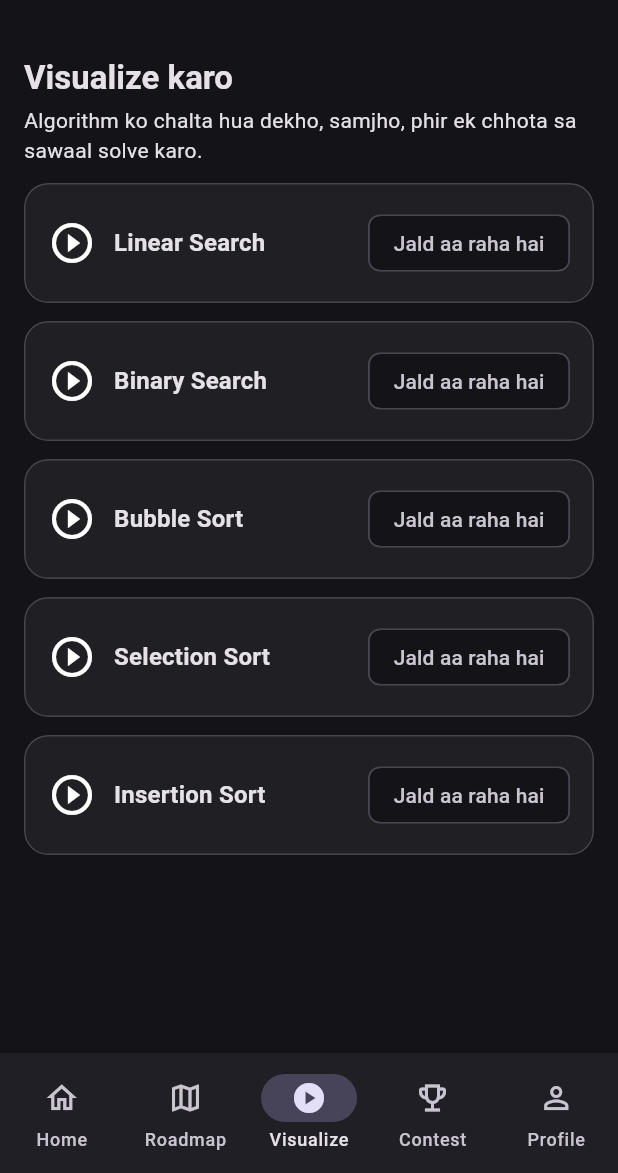
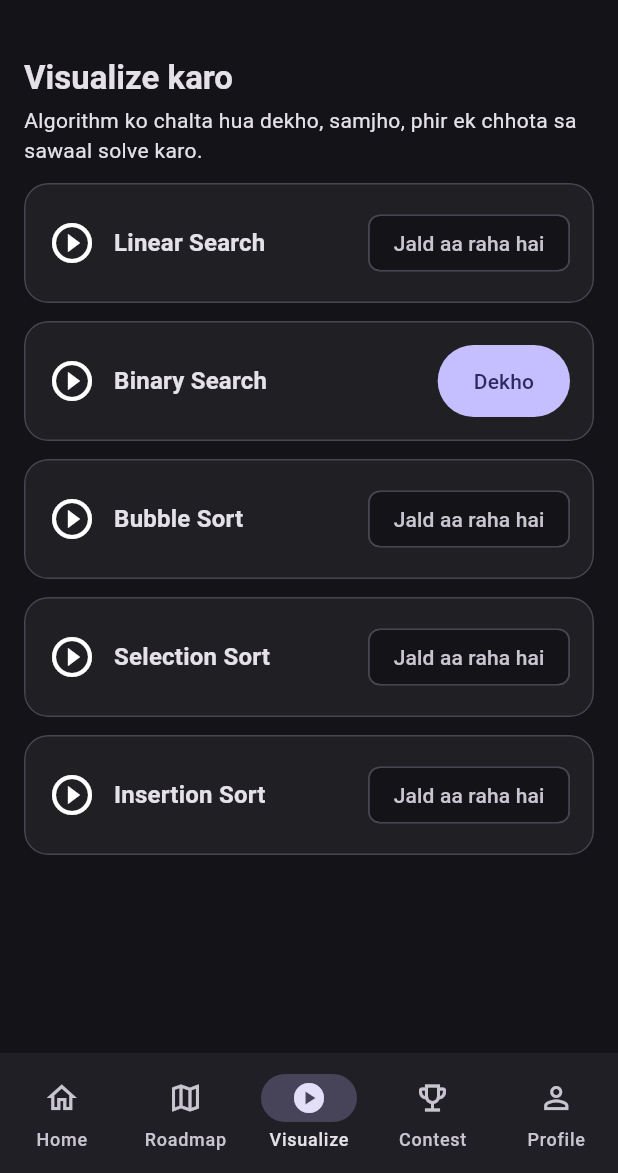
Before and after one commit to satyamsharma-stacklab/abhay-app, a Flutter app: the screen it shows after launch, item 3 of the bottom bar chosen, on a phone screen of 412 x 824 dp, the part 63-1236 px from its top. Run offline on Flutter 3.47's test engine with Material 3 defaults, Android fonts, the phone set to English and light mode, and no system bars.

Commit message:
Part 5 (3/3): Open Binary Search from Visualize tab

```diff
--- a/lib/core/constants/strings.dart
+++ b/lib/core/constants/strings.dart
@@ -71,4 +71,7 @@ class AppStrings {
   static const bsWrong = 'Galat, phir se socho.';
   static const bsCheckpointTitle = 'Checkpoint sawaal';
   static const bsFinishHint = 'Visualization khatam. Ab sawaal solve karo.';
+
+  // Visualize list
+  static const vizOpen = 'Dekho';
 }
--- a/lib/features/visualization/visualize_page.dart
+++ b/lib/features/visualization/visualize_page.dart
@@ -4,10 +4,23 @@ import '../../core/constants/strings.dart';
 import '../../core/mock/mock_data.dart';
 import '../../shared/widgets/abhay_card.dart';
 import '../../shared/widgets/section_header.dart';
+import '../algorithms/binary_search/binary_search_page.dart';
 
-/// Abhi sirf list dikhati hai. Asli visualization engine Part 3-5 mein judega.
+/// Playable topics ki list. Jo algorithm ready hai wo khulta hai,
+/// baaki par "Jald aa raha hai" dikhta hai.
 class VisualizePage extends StatelessWidget {
   const VisualizePage({super.key});
+
+  /// Abhi sirf Binary Search ready hai.
+  static const _readyIds = {'binary-search'};
+
+  void _open(BuildContext context, String id) {
+    if (id == 'binary-search') {
+      Navigator.of(context).push(
+        MaterialPageRoute<void>(builder: (_) => const BinarySearchPage()),
+      );
+    }
+  }
 
   @override
   Widget build(BuildContext context) {
@@ -18,7 +31,10 @@ class VisualizePage extends StatelessWidget {
       key: const Key('page-visualize'),
       padding: const EdgeInsets.all(16),
       children: [
-        const SectionHeader(AppStrings.visualizeTitle, subtitle: AppStrings.visualizeIntro),
+        const SectionHeader(
+          AppStrings.visualizeTitle,
+          subtitle: AppStrings.visualizeIntro,
+        ),
         for (final t in items)
           AbhayCard(
             child: Row(
@@ -26,12 +42,21 @@ class VisualizePage extends StatelessWidget {
                 const Icon(Icons.play_circle_outline, size: 32),
                 const SizedBox(width: 12),
                 Expanded(
-                  child: Text(t.title,
-                      style: theme.textTheme.titleMedium
-                          ?.copyWith(fontWeight: FontWeight.w700)),
+                  child: Text(
+                    t.title,
+                    style: theme.textTheme.titleMedium
+                        ?.copyWith(fontWeight: FontWeight.w700),
+                  ),
                 ),
                 const SizedBox(width: 8),
-                const Chip(label: Text(AppStrings.comingSoon)),
+                if (_readyIds.contains(t.id))
+                  FilledButton(
+                    key: Key('open-${t.id}'),
+                    onPressed: () => _open(context, t.id),
+                    child: const Text(AppStrings.vizOpen),
+                  )
+                else
+                  const Chip(label: Text(AppStrings.comingSoon)),
               ],
             ),
           ),
```
Also changed, not shown: 1 other file.
